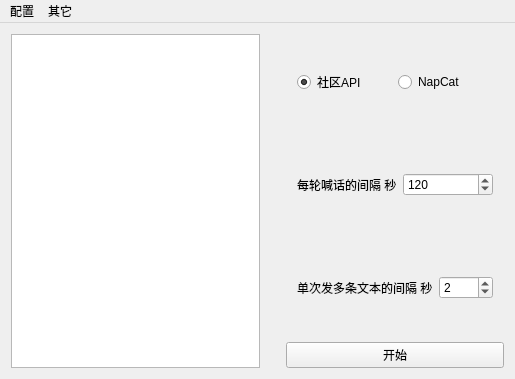
This is bfv-notice-bot/bfvnoticebot.ui in fxxk-bot/bfv-notice-bot as Qt 5 draws it before an edit. The edited form follows.
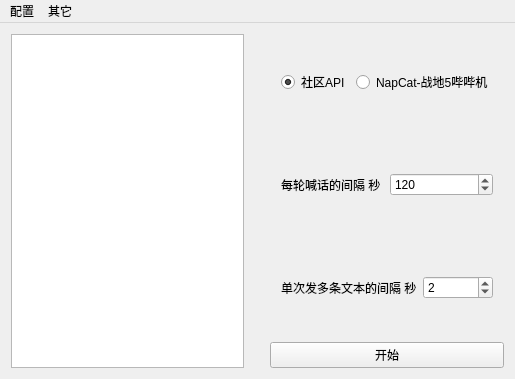
This is the edited form. Icons and pictures are not drawn.

Commit message: 适配战地5哔哔姬

The edit to the form file:
```diff
--- a/bfv-notice-bot/bfvnoticebot.ui
+++ b/bfv-notice-bot/bfvnoticebot.ui
@@ -66,7 +66,7 @@
              <item>
               <widget class="QRadioButton" name="napcatRadioButton">
                <property name="text">
-                <string>NapCat</string>
+                <string>NapCat-战地5哔哔机</string>
                </property>
               </widget>
              </item>
```
Left out of the diff: 9 changed lines with no effect on the pictures. The commit also changes 5 other files.
